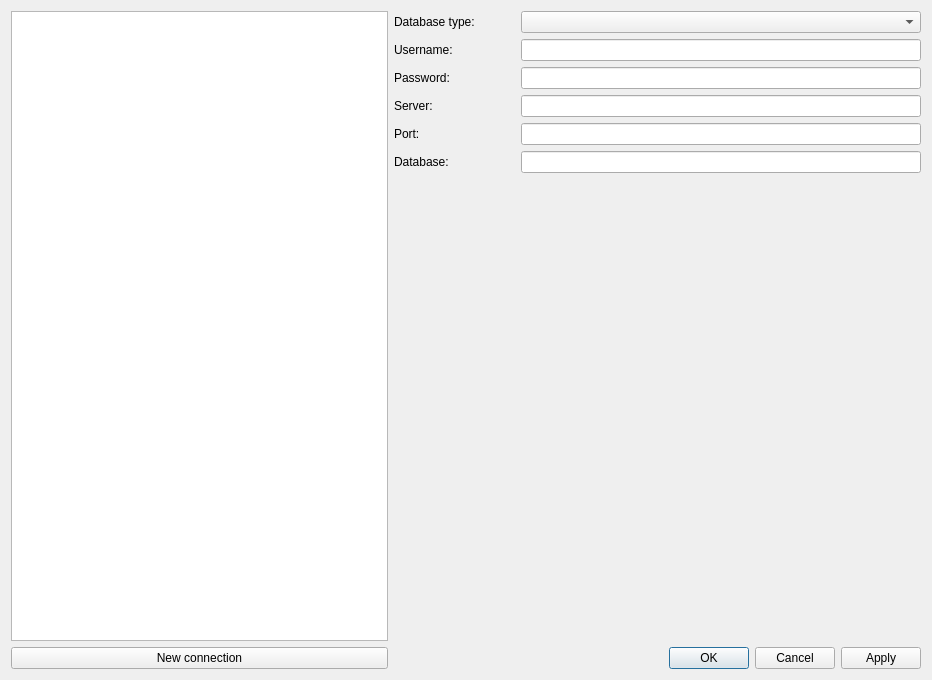
This is ui/NewConnectionDialog.ui in mispp/goat as Qt 5 draws it before an edit. The edited form follows.
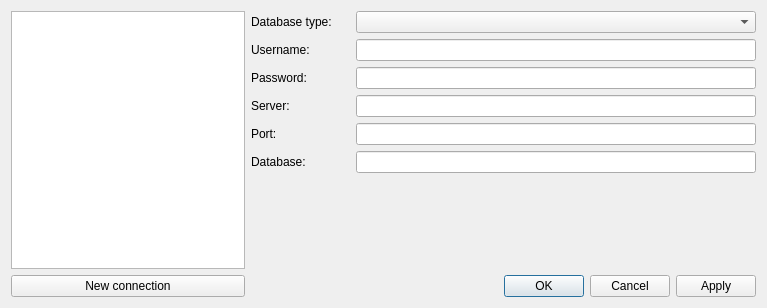
This is the edited form. Icons and pictures are not drawn.

```diff
--- a/ui/NewConnectionDialog.ui
+++ b/ui/NewConnectionDialog.ui
@@ -6,8 +6,8 @@
    <rect>
     <x>0</x>
     <y>0</y>
-    <width>932</width>
-    <height>680</height>
+    <width>767</width>
+    <height>308</height>
    </rect>
   </property>
   <property name="windowTitle">
```
